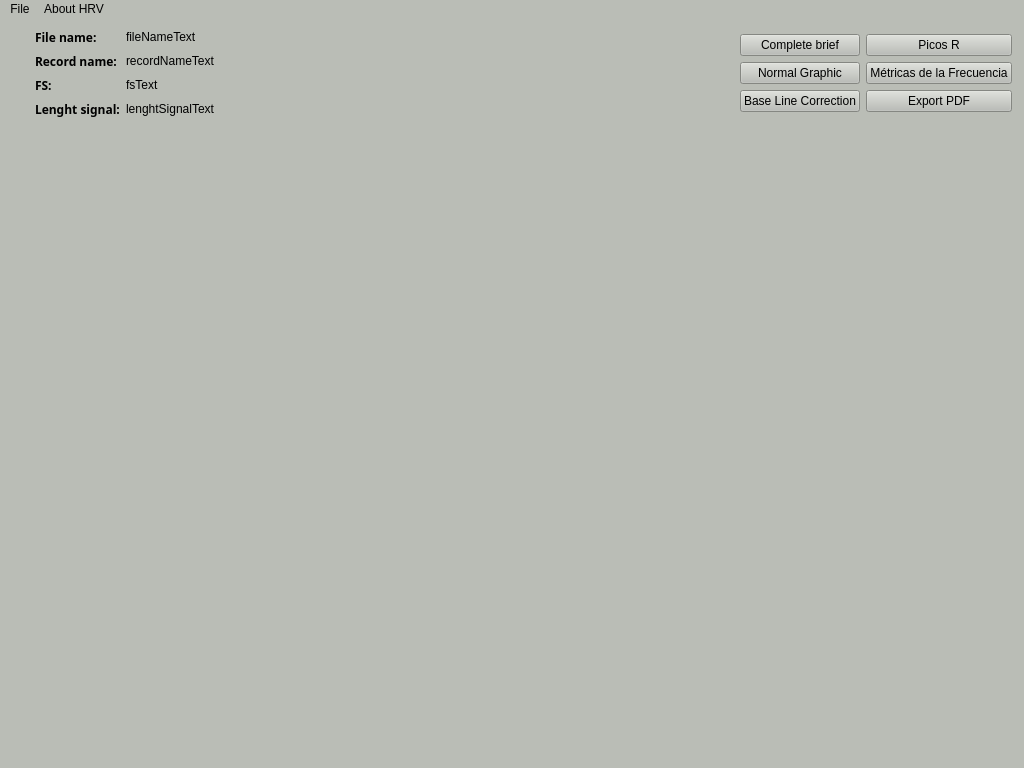
Before: the Qt Designer form interfaz.ui in LicethYaneth/HRV-QT, drawn with Qt 5.
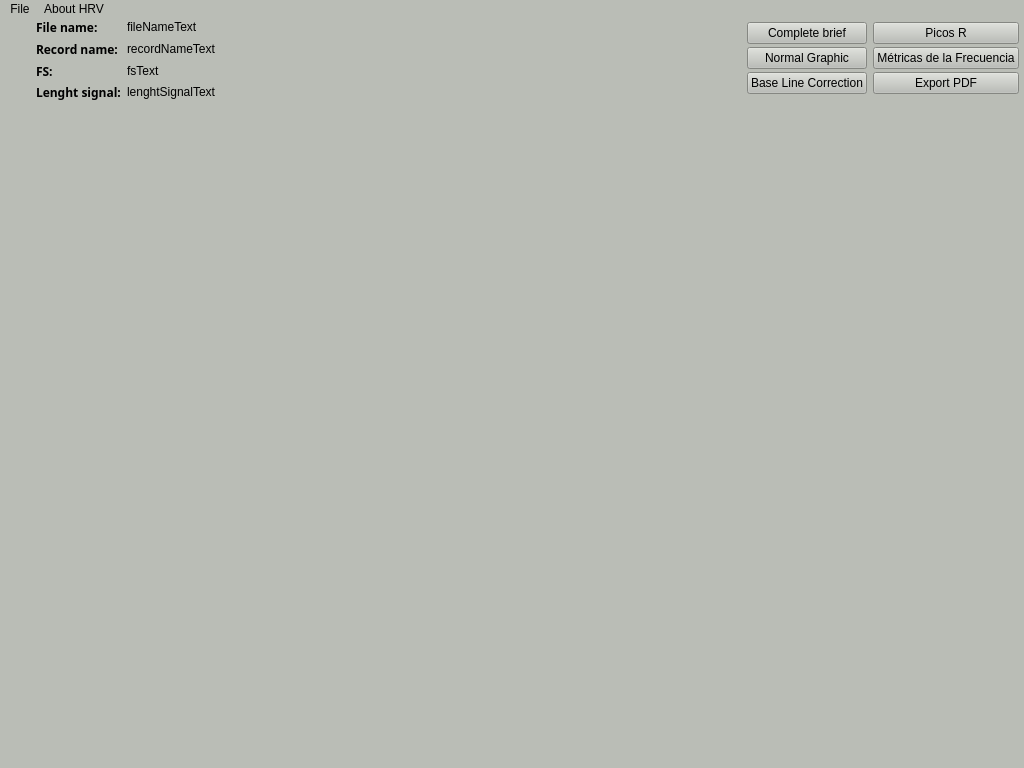
After: the same form once the commit is applied. Icons and pictures are not drawn.

The edit to the form file:
```diff
--- a/interfaz.ui
+++ b/interfaz.ui
@@ -20,32 +20,82 @@
   <property name="styleSheet">
    <string notr="true">background-color: rgb(186, 189, 182);</string>
   </property>
-  <widget class="QWidget" name="centralwidget">
+  <widget class="QWidget" name="mainWindow">
+   <property name="enabled">
+    <bool>true</bool>
+   </property>
+   <property name="sizePolicy">
+    <sizepolicy hsizetype="Expanding" vsizetype="Expanding">
+     <horstretch>0</horstretch>
+     <verstretch>0</verstretch>
+    </sizepolicy>
+   </property>
+   <property name="maximumSize">
+    <size>
+     <width>10000000</width>
+     <height>10000000</height>
+    </size>
+   </property>
    <property name="autoFillBackground">
     <bool>false</bool>
    </property>
-   <widget class="QFrame" name="menuGrande">
+   <widget class="QWidget" name="verticalLayoutWidget_3">
     <property name="geometry">
      <rect>
-      <x>0</x>
+      <x>7</x>
+      <y>84</y>
+      <width>1011</width>
+      <height>651</height>
+     </rect>
+    </property>
+    <layout class="QVBoxLayout" name="ventanaGraficas">
+     <property name="spacing">
+      <number>0</number>
+     </property>
+     <property name="sizeConstraint">
+      <enum>QLayout::SetMaximumSize</enum>
+     </property>
+     <item>
+      <widget class="QWidget" name="graficaGrande" native="true">
+       <property name="sizePolicy">
+        <sizepolicy hsizetype="Expanding" vsizetype="Preferred">
+         <horstretch>0</horstretch>
+         <verstretch>0</verstretch>
+        </sizepolicy>
+       </property>
+      </widget>
+     </item>
+     <item>
+      <widget class="QWidget" name="graficaPequena" native="true">
+       <property name="sizePolicy">
+        <sizepolicy hsizetype="Expanding" vsizetype="Fixed">
+         <horstretch>0</horstretch>
+         <verstretch>0</verstretch>
+        </sizepolicy>
+       </property>
+       <property name="maximumSize">
+        <size>
+         <width>16777215</width>
+         <height>200</height>
+        </size>
+       </property>
+      </widget>
+     </item>
+    </layout>
+   </widget>
+   <widget class="QWidget" name="horizontalLayoutWidget">
+    <property name="geometry">
+     <rect>
+      <x>10</x>
       <y>0</y>
-      <width>1021</width>
-      <height>108</height>
+      <width>1009</width>
+      <height>81</height>
      </rect>
     </property>
-    <property name="sizePolicy">
-     <sizepolicy hsizetype="Expanding" vsizetype="Fixed">
-      <horstretch>0</horstretch>
-      <verstretch>0</verstretch>
-     </sizepolicy>
-    </property>
-    <property name="maximumSize">
-     <size>
-      <width>1021</width>
-      <height>16777215</height>
-     </size>
-    </property>
-    <layout class="QHBoxLayout" name="horizontalLayout">
+    <layout class="QHBoxLayout" name="menuBar">
+     <property name="sizeConstraint">
+      <enum>QLayout::SetMaximumSize</enum>
+     </property>
      <item>
       <widget class="QLabel" name="logo">
        <property name="maximumSize">
@@ -123,7 +173,7 @@
       </layout>
      </item>
      <item>
-      <layout class="QVBoxLayout" name="verticalLayout_2">
+      <layout class="QVBoxLayout" name="fileNameTextGroup">
        <item>
         <widget class="QLabel" name="fileNameText">
          <property name="text">
@@ -246,50 +296,6 @@
      </item>
     </layout>
    </widget>
-   <widget class="QWidget" name="graficaGrande" native="true">
-    <property name="geometry">
-     <rect>
-      <x>0</x>
-      <y>100</y>
-      <width>1021</width>
-      <height>441</height>
-     </rect>
-    </property>
-    <property name="sizePolicy">
-     <sizepolicy hsizetype="Expanding" vsizetype="Expanding">
-      <horstretch>0</horstretch>
-      <verstretch>0</verstretch>
-     </sizepolicy>
-    </property>
-    <property name="maximumSize">
-     <size>
-      <width>1021</width>
-      <height>16777215</height>
-     </size>
-    </property>
-   </widget>
-   <widget class="QWidget" name="widget" native="true">
-    <property name="geometry">
-     <rect>
-      <x>0</x>
-      <y>540</y>
-      <width>1021</width>
-      <height>201</height>
-     </rect>
-    </property>
-    <property name="sizePolicy">
-     <sizepolicy hsizetype="Expanding" vsizetype="Fixed">
-      <horstretch>0</horstretch>
-      <verstretch>0</verstretch>
-     </sizepolicy>
-    </property>
-    <property name="maximumSize">
-     <size>
-      <width>1021</width>
-      <height>16777215</height>
-     </size>
-    </property>
-   </widget>
   </widget>
   <widget class="QMenuBar" name="menubar">
    <property name="geometry">
```
Left out of the diff: 19 changed lines with no effect on the pictures.
